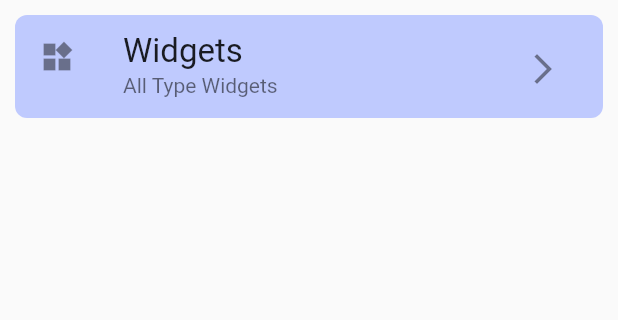
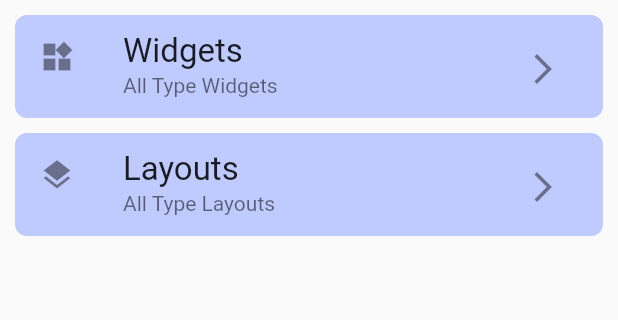
Before and after one commit to moynull15-14141/FlutterTestWdgt_App, a Flutter app: the screen it shows after launch, on a phone screen of 412 x 824 dp, the part 84-404 px from its top. Run offline on Flutter 3.47's test engine with Material 2 defaults, Android fonts, the phone set to English and light mode, and no system bars; our stand-ins replace google_fonts; Roboto replaces fonts that are missing (Tillana).

Commit message:
This a new add

```diff
--- a/lib/HomePage.dart
+++ b/lib/HomePage.dart
@@ -1,7 +1,7 @@
 import 'package:flutter/material.dart';
 import 'package:google_fonts/google_fonts.dart';
 
-import 'Widgets.dart/widgetsList.dart';
+import 'Widgets/widgetsList.dart';
 
 class HomePage extends StatefulWidget {
   const HomePage({super.key});
@@ -61,6 +61,32 @@ class _HomePageState extends State<HomePage> {
                       },
                       icon: Icon(Icons.arrow_forward_ios)),
                 ),
+              ),
+              SizedBox(
+                height: 10,
+              ),
+              Container(
+                decoration: BoxDecoration(
+                    borderRadius: BorderRadius.circular(8),
+                    color: Color.fromARGB(199, 175, 188, 255)),
+                height: MediaQuery.of(context).size.height / 12,
+                width: MediaQuery.of(context).size.width / 1.0,
+                child: ListTile(
+                  leading: Icon(Icons.layers),
+                  title: Text(
+                    'Layouts',
+                    style: TextStyle(fontSize: 22, fontWeight: FontWeight.w400),
+                  ),
+                  subtitle: Text("All Type Layouts"),
+                  trailing: IconButton(
+                      onPressed: () {
+                        Navigator.push(
+                            context,
+                            MaterialPageRoute(
+                                builder: (context) => WidgetsList()));
+                      },
+                      icon: Icon(Icons.arrow_forward_ios)),
+                ),
               )
             ],
           ),
```
Also changed, not shown: lib/Widgets/widgetsList.dart (+4 -4 lines).
